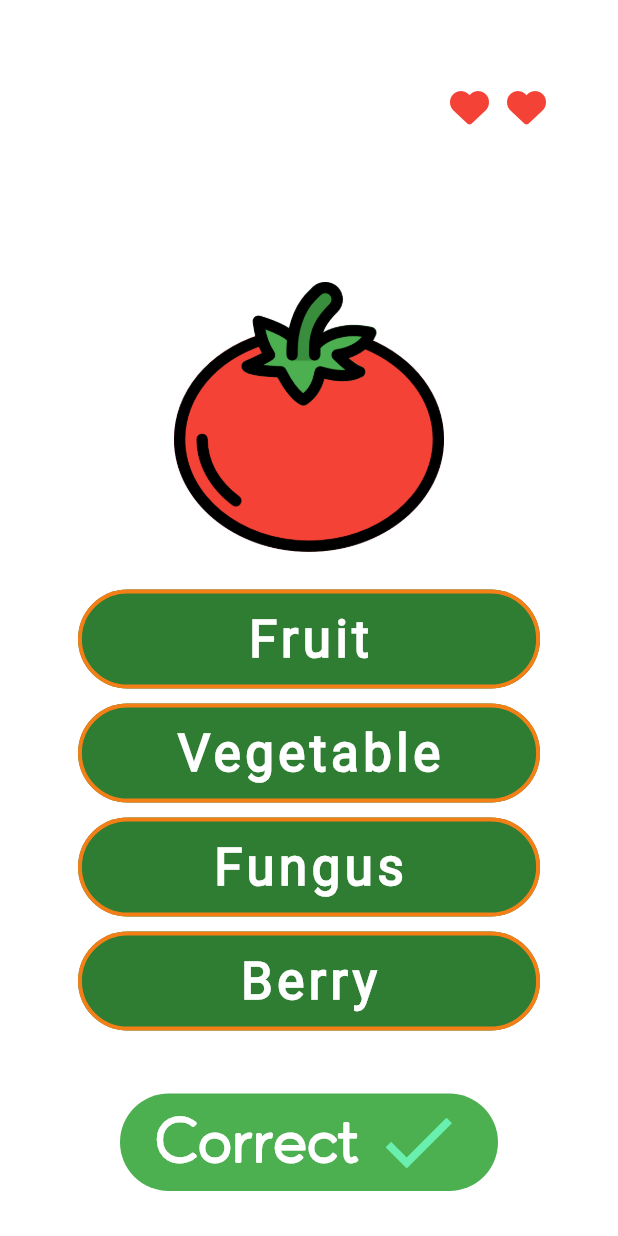
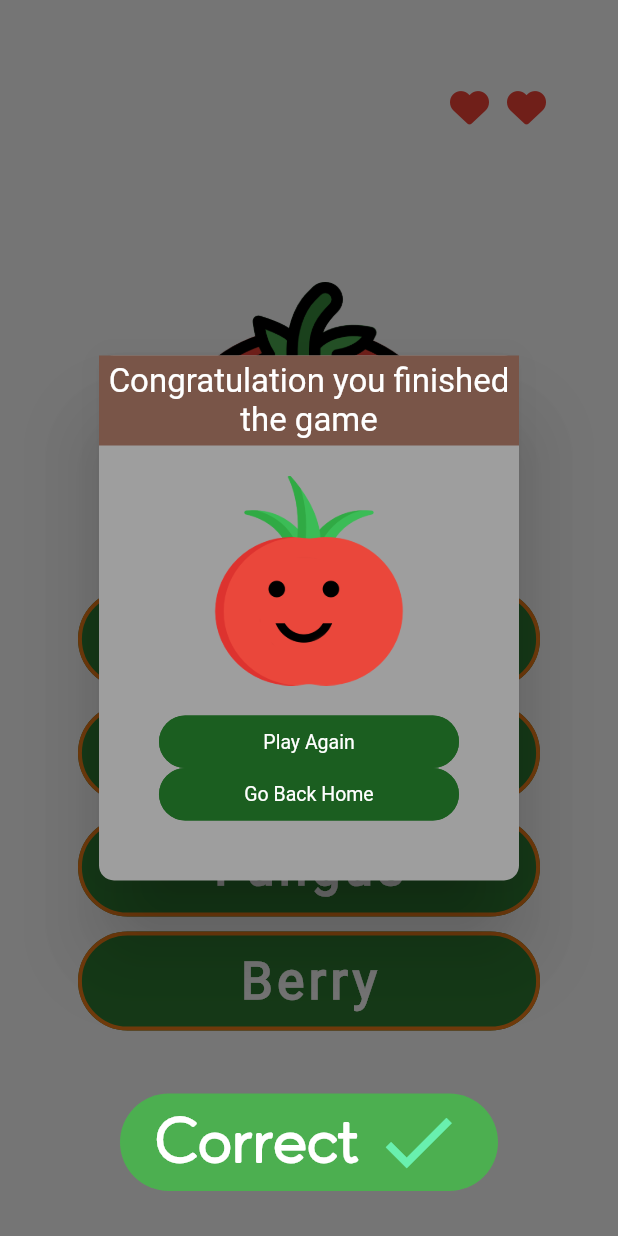
Before and after one commit to hewa-jalal/food_type_quiz, a Flutter app: the QuizPage screen opened by its route, after a tap on "Fruit", after a tap on "Vegetable", on a phone screen of 412 x 824 dp. Run offline on Flutter 3.47's test engine with Material 2 defaults, Android fonts, the phone set to English and light mode, and no system bars; drawn by our look-alikes of oktoast; our stand-ins replace flutter_icons, getflutter, shared_preferences; accounts and stored records are empty.

Commit message:
added end game dialogs

```diff
--- a/lib/components/lives_icon.dart
+++ b/lib/components/lives_icon.dart
@@ -32,4 +32,6 @@ class LivesIcon extends StatelessWidget {
       livesIcon.removeLast();
     }
   }
+
+  void clearList() => livesIcon.clear();
 }
--- a/lib/components/toasts.dart
+++ b/lib/components/toasts.dart
@@ -1,5 +1,6 @@
 import 'package:flutter/material.dart';
 import 'package:getflutter/components/button/gf_button.dart';
+import 'package:getflutter/getflutter.dart';
 
 import '../constants.dart';
 
--- a/lib/models/question_bank.dart
+++ b/lib/models/question_bank.dart
@@ -22,20 +22,7 @@ class QuestionBank {
   List<Question> _questionList = [
     Question('Coconut', 'images/coconut.png', 1, 'Fruit'),
     Question('Tomato', 'images/tomato.png', 2, 'Vegetable'),
-    Question('Tomato', 'images/tomato.png', 2, 'Vegetable'),
-    Question('Tomato', 'images/tomato.png', 2, 'Vegetable'),
-    Question('Tomato', 'images/tomato.png', 2, 'Vegetable'),
-    Question('Coconut', 'images/coconut.png', 1, 'Fruit'),
-    Question('Coconut', 'images/coconut.png', 1, 'Fruit'),
-    Question('Tomato', 'images/tomato.png', 2, 'Vegetable'),
-    Question('Coconut', 'images/coconut.png', 1, 'Fruit'),
-    Question('Tomato', 'images/tomato.png', 2, 'Vegetable'),
-    Question('Tomato', 'images/tomato.png', 2, 'Vegetable'),
-    Question('Coconut', 'images/coconut.png', 1, 'Fruit'),
-    Question('Tomato', 'images/tomato.png', 2, 'Vegetable'),
-    Question('Tomato', 'images/tomato.png', 2, 'Vegetable'),
-    Question('Tomato', 'images/tomato.png', 2, 'Vegetable'),
-    Question('Tomato', 'images/tomato.png', 2, 'Vegetable'),
+    Question('Tomato3', 'images/tomato.png', 2, 'Vegetable'),
   ];
 
   String getQuestionTitle() {
@@ -59,6 +46,8 @@ class QuestionBank {
 
   List<Question> getList() => _questionList;
 
+  bool isAtEnd() => _questionNumber == _questionList.length - 1 ? true : false;
+
   void bigCheck(int choice) {
     if (_questionNumber < _questionList.length - 1) {
       if (choice == _questionList[_questionNumber].answer) {
@@ -73,7 +62,7 @@ class QuestionBank {
       }
       _questionNumber++;
     } else {
-      _questionNumber = 0;
+      print('finished the game');
     }
   }
 
@@ -82,6 +71,7 @@ class QuestionBank {
   int getLength() => _questionList.length;
 
   void resetGame() {
+    LivesIcon().clearList();
     _score = 0;
     _questionNumber = 0;
     LivesIcon().addIconBack();
--- a/lib/screens/first_page.dart
+++ b/lib/screens/first_page.dart
@@ -78,7 +78,7 @@ class _FirstPageState extends State<FirstPage> {
   Image buildPadding() {
     return Image(
       image: AssetImage(
-        'images/logo.png',
+        'images/final_vs_logo_no_circle.png',
       ),
     );
   }
--- a/lib/screens/quiz_page.dart
+++ b/lib/screens/quiz_page.dart
@@ -83,8 +83,14 @@ class _QuizPageState extends State<QuizPage>
           setState(() {
             questionBank.bigCheck(checkQuestion);
             if (LivesIcon.livesIcon.length == 0) {
-              endGameDialog(context);
               QuestionBank().resetGame();
+              endGameDialog(
+                  'You are out of lives', 'images/sad_tomato.png', context);
+            }
+            if (QuestionBank().isAtEnd()) {
+              QuestionBank().resetGame();
+              endGameDialog('Congratulation you finished the game',
+                  'images/happy_tomato.png', context);
             }
           });
         },
@@ -93,7 +99,7 @@ class _QuizPageState extends State<QuizPage>
   }
 }
 
-Future<bool> endGameDialog(context) {
+Future<bool> endGameDialog(title, imagePath, context) {
   return showDialog(
       context: context,
       barrierDismissible: false,
@@ -121,9 +127,9 @@ Future<bool> endGameDialog(context) {
                     color: Colors.brown,
                     child: Center(
                       child: Text(
-                          'You are out of lives',
+                        title,
                         textAlign: TextAlign.center,
-                          style: TextStyle(fontSize: 24, color: Colors.white),
+                        style: TextStyle(fontSize: 22, color: Colors.white),
                       ),
                     ),
                   ),
@@ -133,7 +139,7 @@ Future<bool> endGameDialog(context) {
                   SizedBox(
                     height: 140,
                     child: Image.asset(
-                        'images/sad_tomato.png',
+                      imagePath,
                     ),
                   ),
                   SizedBox(
@@ -161,12 +167,13 @@ Future<bool> endGameDialog(context) {
                           onPressed: () {
                             Navigator.pushNamed(context, homeRoute);
                           },
-                          )
+                        ),
                       ],
                     ),
-                    )
+                  ),
                 ],
-                )),
+              ),
+            ),
           ),
         );
       });
@@ -205,7 +212,7 @@ class _TopRowState extends State<TopRow> {
             ),
             Row(children: LivesIcon.livesIcon),
           ],
-        )
+        ),
       ],
     );
   }
--- a/pubspec.yaml
+++ b/pubspec.yaml
@@ -38,7 +38,7 @@ dev_dependencies:
 flutter_icons:
   android: "launcher_icon"
   ios: true
-  image_path: "images/launcher_logo_final.png"
+  image_path: "images/vs_logo.png"
 
 flutter_launcher_name:
   name: "Food Quiz"
```
Also changed, not shown: images/happy_tomato.png (added), 26 other files. Lines whose indentation alone changed are shown as unchanged.
